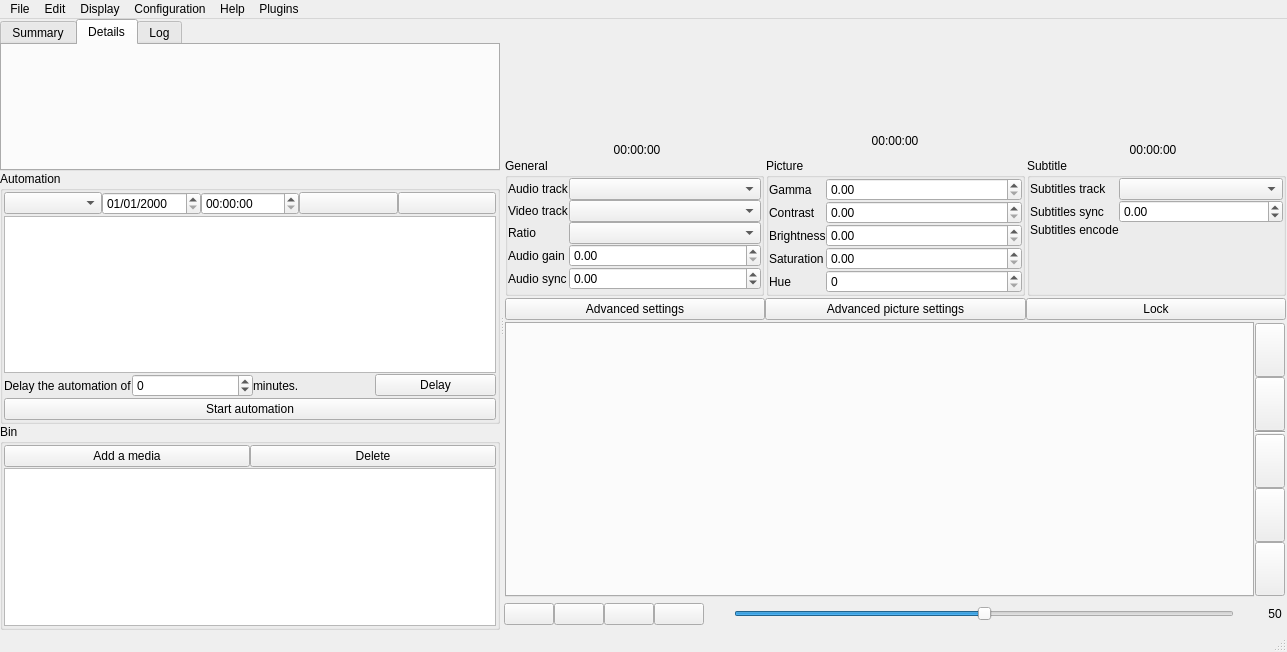
First picture: the form in src/mainwindow.ui, repository cinemaouvert/OPP, before the edit.
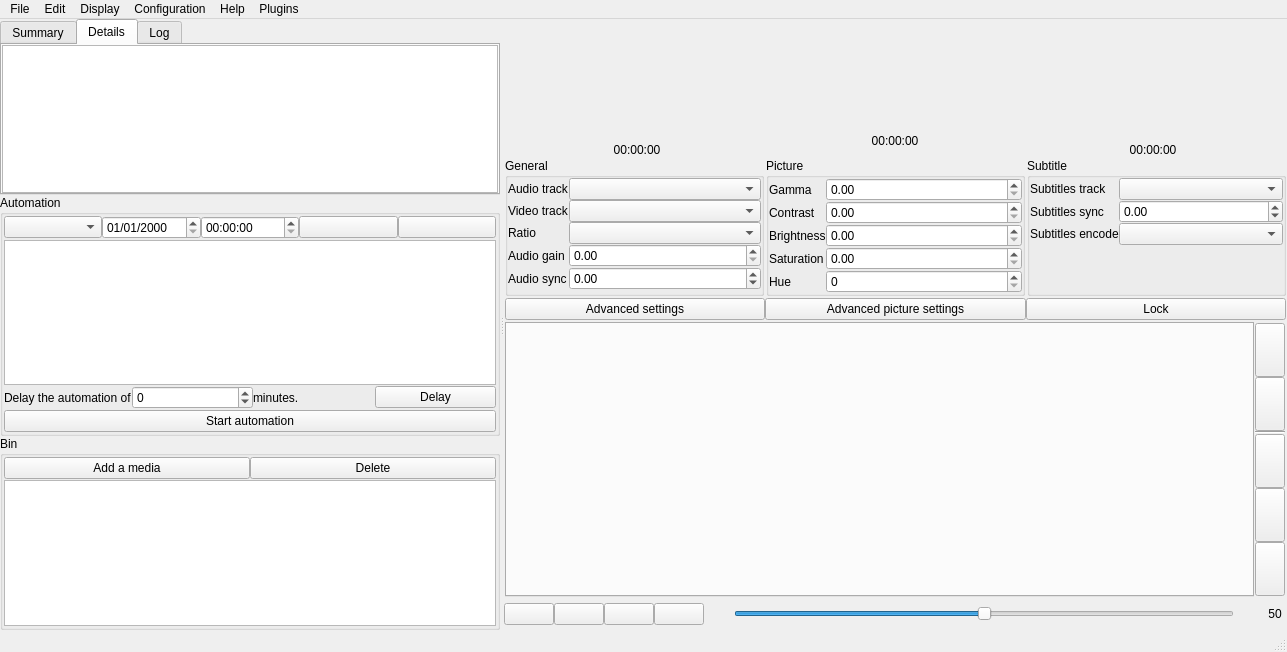
Second picture: the form after the edit. The open tabs and pages were chosen to show the change. Icons and pictures are not drawn. Custom widgets are drawn as their Qt base class.

Commit message:
Merge branch 'master' of https://github.com/cinemaouvert/opp
Conflicts:
	src/mainwindow.ui

Patch:
```diff
--- a/src/mainwindow.ui
+++ b/src/mainwindow.ui
@@ -230,32 +230,7 @@
              <number>0</number>
             </property>
             <item>
-             <widget class="QLabel" name="audiolabel">
-              <property name="text">
-               <string/>
-              </property>
-             </widget>
-            </item>
-            <item>
-             <widget class="QLabel" name="videolabel">
-              <property name="text">
-               <string/>
-              </property>
-             </widget>
-            </item>
-            <item>
-             <widget class="QLabel" name="canauxaudiolabel">
-              <property name="text">
-               <string/>
-              </property>
-             </widget>
-            </item>
-            <item>
-             <widget class="QLabel" name="formatlabel">
-              <property name="text">
-               <string/>
-              </property>
-             </widget>
+             <widget class="QTextEdit" name="textEdit"/>
             </item>
            </layout>
           </widget>
@@ -1361,6 +1336,9 @@
                            </property>
                           </widget>
                          </item>
+                         <item row="5" column="1">
+                          <widget class="QComboBox" name="subtitlesEncodecomboBox"/>
+                         </item>
                         </layout>
                        </item>
                       </layout>
```
Left out of the diff: 255 changed lines with no effect on the pictures.
